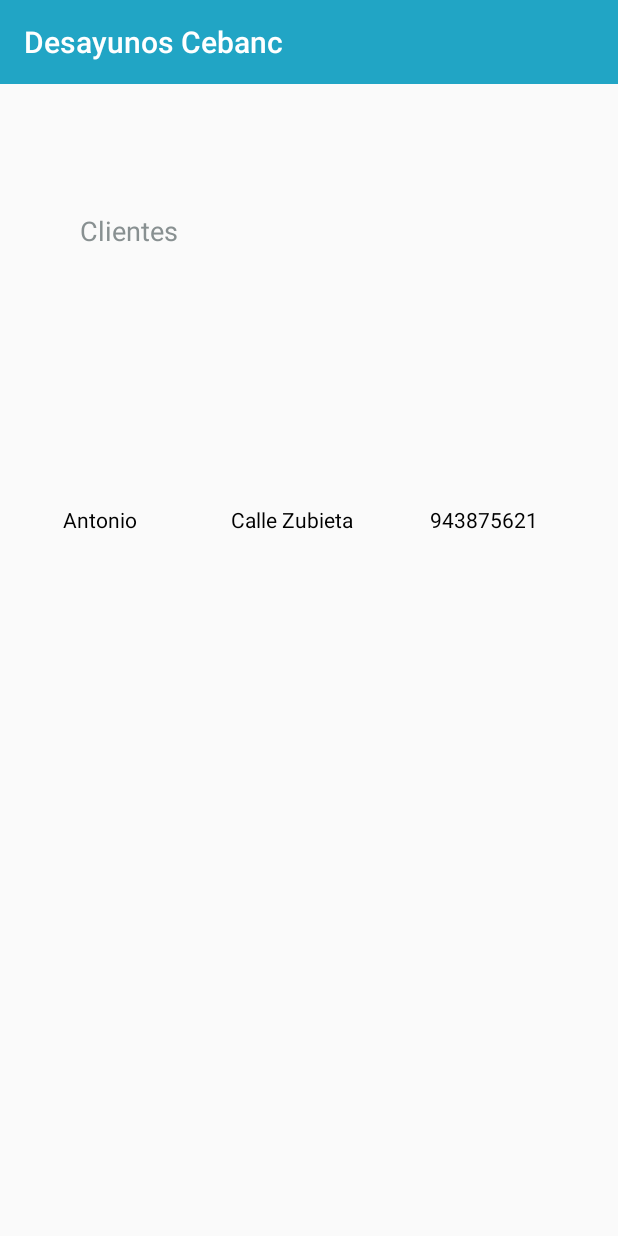
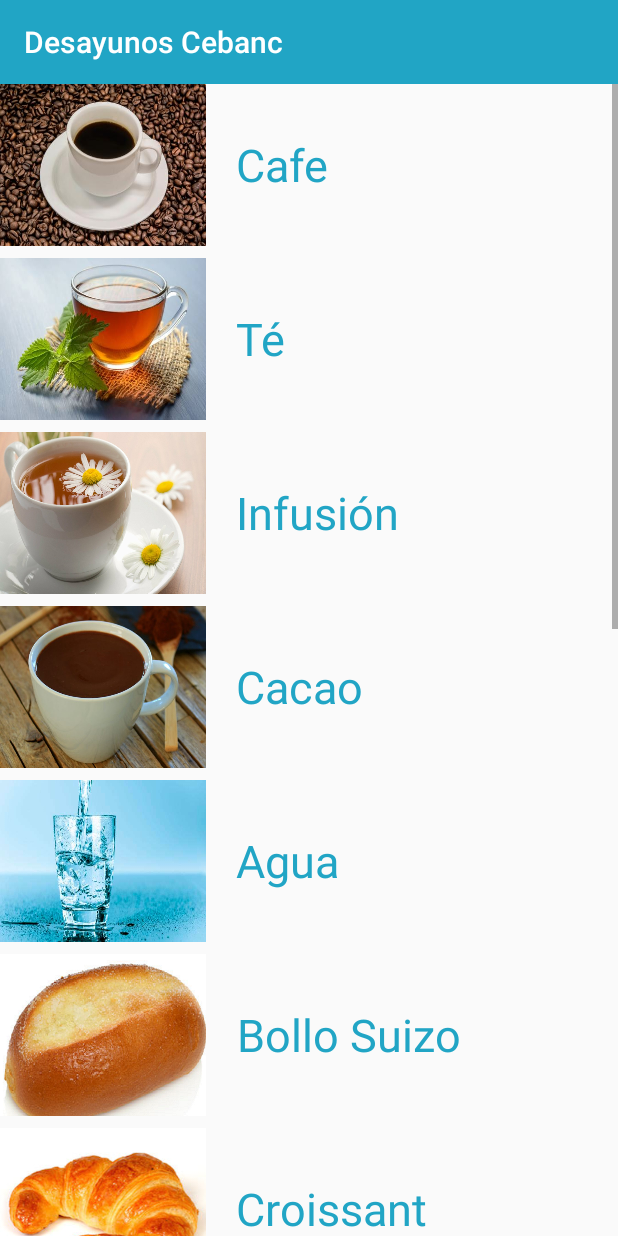
Before and after one commit to mikels111/Desayunos, an Android app: the Mantenimiento screen opened directly, with no data from a screen before it, after a tap on an icon or button, on a phone screen of 412 x 824 dp. Run offline under Robolectric (Android 15) with nearby library versions, the phone set to English and light mode, and no system bars.

Commit message:
Actividad mantenimiento de productos con imagenes en horizontal views y actividad para modificar el producto

```diff
--- a/app/src/main/AndroidManifest.xml
+++ b/app/src/main/AndroidManifest.xml
@@ -11,6 +11,8 @@
         android:roundIcon="@mipmap/ic_launcher_round"
         android:supportsRtl="true"
         android:theme="@style/AppTheme">
+        <activity android:name=".ModificarInfoProducto"></activity>
+        <activity android:name=".Admin_productos" />
         <activity android:name=".Mantenimiento" />
         <activity android:name=".ModificarCliente" />
         <activity android:name=".Actividad_admin" />
--- /dev/null
+++ b/app/src/main/java/com/example/desayunoscebanc/Admin_productos.java
@@ -0,0 +1,129 @@
+package com.example.desayunoscebanc;
+
+import androidx.appcompat.app.AppCompatActivity;
+
+import android.content.Intent;
+import android.graphics.Color;
+import android.graphics.drawable.ColorDrawable;
+import android.os.Bundle;
+import android.view.View;
+import android.widget.LinearLayout;
+
+public class Admin_productos extends AppCompatActivity {
+
+    LinearLayout cafe,te,infu,cacao,agua,suizo,croissant,bizcocho,tortilla,jamon,chatka,sandia,melon,pina;
+    @Override
+    protected void onCreate(Bundle savedInstanceState) {
+        super.onCreate(savedInstanceState);
+        setContentView(R.layout.activity_admin_productos);
+        //color en las barras
+        getWindow().setStatusBarColor(Color.parseColor("#21A5C5"));
+        getSupportActionBar().setBackgroundDrawable(new ColorDrawable(Color.parseColor("#21A5C5")));
+
+        cafe=findViewById(R.id.HorizontalCafe);
+        te=findViewById(R.id.HorizontalTe);
+        infu=findViewById(R.id.HorizontalInfu);
+        cacao=findViewById(R.id.HorizontalCacao);
+        agua=findViewById(R.id.horizontalAgua);
+        suizo=findViewById(R.id.horizontalBollo);
+        croissant=findViewById(R.id.horizontalCroissant);
+        bizcocho=findViewById(R.id.horizontalBizco);
+        tortilla=findViewById(R.id.horizontalTortilla);
+        jamon=findViewById(R.id.horizontalJamon);
+        chatka=findViewById(R.id.horizontalChatka);
+        sandia=findViewById(R.id.horizontalSandia);
+        melon=findViewById(R.id.horizontalMelon);
+        pina=findViewById(R.id.horizontalPina);
+
+
+        cafe.setOnClickListener(new View.OnClickListener() {
+            @Override
+            public void onClick(View v) {
+                modificarProducto("Cafe");
+            }
+        });
+        te.setOnClickListener(new View.OnClickListener() {
+            @Override
+            public void onClick(View v) {
+                modificarProducto("Te");
+            }
+        });
+        infu.setOnClickListener(new View.OnClickListener() {
+            @Override
+            public void onClick(View v) {
+                modificarProducto("Infusion");
+            }
+        });
+        cacao.setOnClickListener(new View.OnClickListener() {
+            @Override
+            public void onClick(View v) {
+                modificarProducto("Cacao");
+            }
+        });
+        agua.setOnClickListener(new View.OnClickListener() {
+            @Override
+            public void onClick(View v) {
+                modificarProducto("Agua");
+            }
+        });
+        suizo.setOnClickListener(new View.OnClickListener() {
+            @Override
+            public void onClick(View v) {
+                modificarProducto("Bollo Suizo");
+            }
+        });
+        croissant.setOnClickListener(new View.OnClickListener() {
+            @Override
+            public void onClick(View v) {
+                modificarProducto("Croissant");
+            }
+        });
+        bizcocho.setOnClickListener(new View.OnClickListener() {
+            @Override
+            public void onClick(View v) {
+                modificarProducto("Bizcocho");
+            }
+        });
+        tortilla.setOnClickListener(new View.OnClickListener() {
+            @Override
+            public void onClick(View v) {
+                modificarProducto("Tortilla");
+            }
+        });
+        jamon.setOnClickListener(new View.OnClickListener() {
+            @Override
+            public void onClick(View v) {
+                modificarProducto("Jamon");
+            }
+        });
+        chatka.setOnClickListener(new View.OnClickListener() {
+            @Override
+            public void onClick(View v) {
+                modificarProducto("Chatka");
+            }
+        });
+        sandia.setOnClickListener(new View.OnClickListener() {
+            @Override
+            public void onClick(View v) {
+                modificarProducto("Sandia");
+            }
+        });
+        melon.setOnClickListener(new View.OnClickListener() {
+            @Override
+            public void onClick(View v) {
+                modificarProducto("Melon");
+            }
+        });
+        pina.setOnClickListener(new View.OnClickListener() {
+            @Override
+            public void onClick(View v) {
+                modificarProducto("Piña");
+            }
+        });
+    }
+    public void modificarProducto(String nombre){
+        Intent intent=new Intent(Admin_productos.this,ModificarInfoProducto.class);
+        intent.putExtra("producto",nombre);
+        startActivity(intent);
+    }
+}
--- a/app/src/main/java/com/example/desayunoscebanc/Mantenimiento.java
+++ b/app/src/main/java/com/example/desayunoscebanc/Mantenimiento.java
@@ -43,7 +43,7 @@ public class Mantenimiento extends AppCompatActivity {
         productos.setOnClickListener(new View.OnClickListener() {
             @Override
             public void onClick(View v) {
-                Intent intent=new Intent(Mantenimiento.this,Actividad_admin.class);
+                Intent intent=new Intent(Mantenimiento.this,Admin_productos.class);
                 startActivity(intent);
             }
         });
--- a/app/src/main/java/com/example/desayunoscebanc/ProductoListAdapter.java
+++ b/app/src/main/java/com/example/desayunoscebanc/ProductoListAdapter.java
@@ -32,7 +32,7 @@ class ProductoListAdapter extends ArrayAdapter<Producto> {
         int cantidad=getItem(position).getCantidad();
         double precio=getItem(position).getPrecio();
 
-        Producto producto=new Producto(nombre,cantidad,precio);
+        //Producto producto=new Producto(nombre,cantidad,precio);
         LayoutInflater inflater= LayoutInflater.from(contexto);
         convertView =inflater.inflate(recurso,parent,false);
 
--- a/app/src/main/res/layout/activity_actividad_2.xml
+++ b/app/src/main/res/layout/activity_actividad_2.xml
@@ -481,7 +481,7 @@
         android:id="@+id/textView17"
         android:layout_width="wrap_content"
         android:layout_height="wrap_content"
-        android:text="melon"
+        android:text="Melón"
         android:textColor="#21A5C5"
         app:layout_constraintBottom_toBottomOf="parent"
         app:layout_constraintEnd_toEndOf="parent"
@@ -521,7 +521,7 @@
         android:id="@+id/textView18"
         android:layout_width="wrap_content"
         android:layout_height="wrap_content"
-        android:text="Sandia"
+        android:text="Sandía"
         android:textColor="#21A5C5"
         app:layout_constraintBottom_toBottomOf="parent"
         app:layout_constraintEnd_toEndOf="parent"
--- /dev/null
+++ b/app/src/main/res/layout/activity_admin_productos.xml
@@ -0,0 +1,333 @@
+<?xml version="1.0" encoding="utf-8"?>
+<LinearLayout xmlns:android="http://schemas.android.com/apk/res/android"
+    xmlns:app="http://schemas.android.com/apk/res-auto"
+    xmlns:tools="http://schemas.android.com/tools"
+    android:layout_width="match_parent"
+    android:layout_height="match_parent"
+    android:orientation="vertical"
+    tools:context=".Admin_productos">
+<ScrollView
+    android:layout_width="match_parent"
+    android:layout_height="wrap_content">
+    <LinearLayout
+        android:layout_width="match_parent"
+        android:layout_height="wrap_content"
+        android:orientation="vertical">
+
+        <LinearLayout
+            android:id="@+id/HorizontalCafe"
+            android:layout_width="match_parent"
+            android:layout_height="match_parent"
+            android:layout_marginBottom="8dp">
+
+            <ImageView
+                android:layout_width="137dp"
+                android:layout_height="108dp"
+                android:scaleType="fitXY"
+                app:srcCompat="@mipmap/cafe" />
+
+            <TextView
+                android:id="@+id/textView56"
+                android:layout_width="wrap_content"
+                android:layout_height="match_parent"
+                android:layout_marginLeft="20dp"
+                android:gravity="center"
+                android:text="Cafe"
+                android:textColor="#21A5C5"
+                android:textSize="30dp" />
+        </LinearLayout>
+
+        <LinearLayout
+            android:id="@+id/HorizontalTe"
+            android:layout_width="match_parent"
+            android:layout_height="match_parent"
+            android:layout_marginBottom="8dp">
+
+            <ImageView
+                android:layout_width="137dp"
+                android:layout_height="108dp"
+                android:scaleType="fitXY"
+                app:srcCompat="@mipmap/te" />
+
+            <TextView
+                android:layout_width="wrap_content"
+                android:layout_height="match_parent"
+                android:layout_marginLeft="20dp"
+                android:gravity="center"
+                android:text="Té"
+                android:textColor="#21A5C5"
+                android:textSize="30dp" />
+        </LinearLayout>
+
+        <LinearLayout
+            android:id="@+id/HorizontalInfu"
+            android:layout_width="match_parent"
+            android:layout_height="match_parent"
+            android:layout_marginBottom="8dp">
+
+            <ImageView
+                android:layout_width="137dp"
+                android:layout_height="108dp"
+                android:scaleType="fitXY"
+                app:srcCompat="@mipmap/infusion" />
+
+            <TextView
+                android:layout_width="wrap_content"
+                android:layout_height="match_parent"
+                android:layout_marginLeft="20dp"
+                android:gravity="center"
+                android:text="Infusión"
+                android:textColor="#21A5C5"
+                android:textSize="30dp" />
+        </LinearLayout>
+
+        <LinearLayout
+            android:id="@+id/HorizontalCacao"
+            android:layout_width="match_parent"
+            android:layout_height="match_parent"
+            android:layout_marginBottom="8dp">
+
+            <ImageView
+                android:layout_width="137dp"
+                android:layout_height="108dp"
+                android:scaleType="fitXY"
+                app:srcCompat="@mipmap/cacao" />
+
+            <TextView
+                android:layout_width="wrap_content"
+                android:layout_height="match_parent"
+                android:layout_marginLeft="20dp"
+                android:gravity="center"
+                android:text="Cacao"
+                android:textColor="#21A5C5"
+                android:textSize="30dp" />
+        </LinearLayout>
+
+        <LinearLayout
+            android:id="@+id/horizontalAgua"
+            android:layout_width="match_parent"
+            android:layout_height="match_parent"
+            android:layout_marginBottom="8dp">
+
+            <ImageView
+                android:layout_width="137dp"
+                android:layout_height="108dp"
+                android:scaleType="fitXY"
+                app:srcCompat="@mipmap/agua" />
+
+            <TextView
+                android:layout_width="wrap_content"
+                android:layout_height="match_parent"
+                android:layout_marginLeft="20dp"
+                android:gravity="center"
+                android:text="Agua"
+                android:textColor="#21A5C5"
+                android:textSize="30dp" />
+        </LinearLayout>
+
+        <LinearLayout
+            android:id="@+id/horizontalBollo"
+            android:layout_width="match_parent"
+            android:layout_height="match_parent"
+            android:layout_marginBottom="8dp">
+
+            <ImageView
+                android:layout_width="137dp"
+                android:layout_height="108dp"
+                android:scaleType="fitXY"
+                app:srcCompat="@mipmap/suizo" />
+
+            <TextView
+                android:layout_width="wrap_content"
+                android:layout_height="match_parent"
+                android:layout_marginLeft="20dp"
+                android:gravity="center"
+                android:text="Bollo Suizo"
+                android:textColor="#21A5C5"
+                android:textSize="30dp" />
+        </LinearLayout>
+
+        <LinearLayout
+            android:id="@+id/horizontalCroissant"
+            android:layout_width="match_parent"
+            android:layout_height="match_parent"
+            android:layout_marginBottom="8dp">
+
+            <ImageView
+                android:layout_width="137dp"
+                android:layout_height="108dp"
+                android:scaleType="fitXY"
+                app:srcCompat="@mipmap/croissant" />
+
+            <TextView
+                android:layout_width="wrap_content"
+                android:layout_height="match_parent"
+                android:layout_marginLeft="20dp"
+                android:gravity="center"
+                android:text="Croissant"
+                android:textColor="#21A5C5"
+                android:textSize="30dp" />
+        </LinearLayout>
+
+        <LinearLayout
+            android:id="@+id/horizontalBizco"
+            android:layout_width="match_parent"
+            android:layout_height="match_parent"
+            android:layout_marginBottom="8dp">
+
+            <ImageView
+                android:layout_width="137dp"
+                android:layout_height="108dp"
+                android:scaleType="fitXY"
+                app:srcCompat="@mipmap/bizcocho" />
+
+            <TextView
+                android:layout_width="wrap_content"
+                android:layout_height="match_parent"
+                android:layout_marginLeft="20dp"
+                android:gravity="center"
+                android:text="Bizcocho"
+                android:textColor="#21A5C5"
+                android:textSize="30dp" />
+        </LinearLayout>
+
+        <LinearLayout
+            android:id="@+id/horizontalTortilla"
+            android:layout_width="match_parent"
+            android:layout_height="match_parent"
+            android:layout_marginBottom="8dp">
+
+            <ImageView
+                android:layout_width="137dp"
+                android:layout_height="108dp"
+                android:scaleType="fitXY"
+                app:srcCompat="@mipmap/tortilla" />
+
+            <TextView
+                android:layout_width="wrap_content"
+                android:layout_height="match_parent"
+                android:layout_marginLeft="20dp"
+                android:gravity="center"
+                android:text="Tortilla"
+                android:textColor="#21A5C5"
+                android:textSize="30dp" />
+        </LinearLayout>
+
+        <LinearLayout
+            android:id="@+id/horizontalJamon"
+            android:layout_width="match_parent"
+            android:layout_height="match_parent"
+            android:layout_marginBottom="8dp">
+
+            <ImageView
+                android:layout_width="137dp"
+                android:layout_height="108dp"
+                android:scaleType="fitXY"
+                app:srcCompat="@mipmap/jamon" />
+
+            <TextView
+                android:layout_width="wrap_content"
+                android:layout_height="match_parent"
+                android:layout_marginLeft="20dp"
+                android:gravity="center"
+                android:text="Jamón"
+                android:textColor="#21A5C5"
+                android:textSize="30dp" />
+        </LinearLayout>
+
+        <LinearLayout
+            android:id="@+id/horizontalChatka"
+            android:layout_width="match_parent"
+            android:layout_height="match_parent"
+            android:layout_marginBottom="8dp">
+
+            <ImageView
+                android:layout_width="137dp"
+                android:layout_height="108dp"
+                android:scaleType="fitXY"
+                app:srcCompat="@mipmap/chatka" />
+
+            <TextView
+                android:layout_width="wrap_content"
+                android:layout_height="match_parent"
+                android:layout_marginLeft="20dp"
+                android:gravity="center"
+                android:text="Chatka"
+                android:textColor="#21A5C5"
+                android:textSize="30dp" />
+        </LinearLayout>
+
+        <LinearLayout
+            android:id="@+id/horizontalSandia"
+            android:layout_width="match_parent"
+            android:layout_height="match_parent"
+            android:layout_marginBottom="8dp">
+
+            <ImageView
+                android:layout_width="137dp"
+                android:layout_height="108dp"
+                android:scaleType="fitXY"
+                app:srcCompat="@mipmap/sandia" />
+
+            <TextView
+                android:layout_width="wrap_content"
+                android:layout_height="match_parent"
+                android:layout_marginLeft="20dp"
+                android:gravity="center"
+                android:text="Sandía"
+                android:textColor="#21A5C5"
+                android:textSize="30dp" />
+        </LinearLayout>
+
+        <LinearLayout
+            android:id="@+id/horizontalMelon"
+            android:layout_width="match_parent"
+            android:layout_height="match_parent"
+            android:layout_marginBottom="8dp">
+
+            <ImageView
+                android:layout_width="137dp"
+                android:layout_height="108dp"
+                android:scaleType="fitXY"
+                app:srcCompat="@mipmap/melon" />
+
+            <TextView
+                android:layout_width="wrap_content"
+                android:layout_height="match_parent"
+                android:layout_marginLeft="20dp"
+                android:gravity="center"
+                android:text="Melón"
+                android:textColor="#21A5C5"
+                android:textSize="30dp" />
+        </LinearLayout>
+
+        <LinearLayout
+            android:id="@+id/horizontalPina"
+            android:layout_width="match_parent"
+            android:layout_height="match_parent"
+            android:layout_marginBottom="8dp">
+
+            <ImageView
+                android:layout_width="137dp"
+                android:layout_height="108dp"
+                android:scaleType="fitXY"
+                app:srcCompat="@mipmap/pina" />
+
+            <TextView
+                android:layout_width="wrap_content"
+                android:layout_height="match_parent"
+                android:layout_marginLeft="20dp"
+                android:gravity="center"
+                android:text="Piña"
+                android:textColor="#21A5C5"
+                android:textSize="30dp" />
+        </LinearLayout>
+
+    </LinearLayout>
+
+
+
+
+</ScrollView>
+
+</LinearLayout>
--- a/build.gradle
+++ b/build.gradle
@@ -7,7 +7,7 @@ buildscript {
 
     }
     dependencies {
-        classpath 'com.android.tools.build:gradle:3.6.1'
+        classpath 'com.android.tools.build:gradle:3.6.2'
 
         // NOTE: Do not place your application dependencies here; they belong
         // in the individual module build.gradle files
```
Also changed, not shown: app/src/main/java/com/example/desayunoscebanc/ModificarInfoProducto.java (added, +48 -0 lines), app/src/main/res/layout/activity_mantenimiento.xml (+29 -0 lines), app/src/main/res/layout/activity_modificar_info_producto.xml (added, +75 -0 lines).
